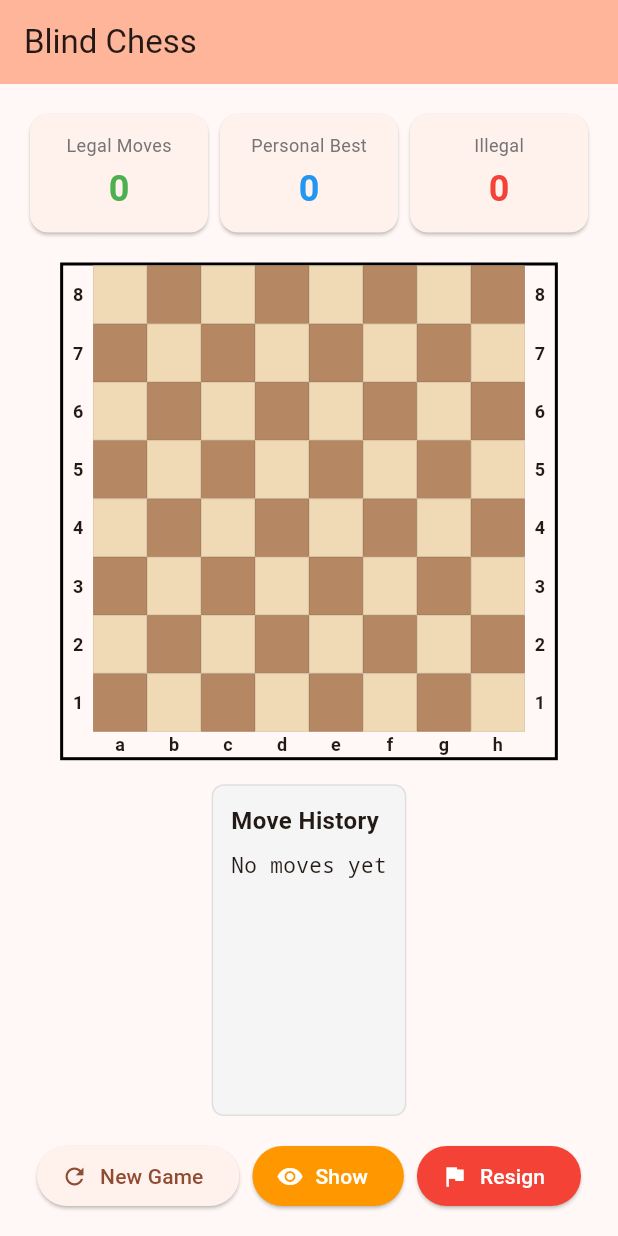
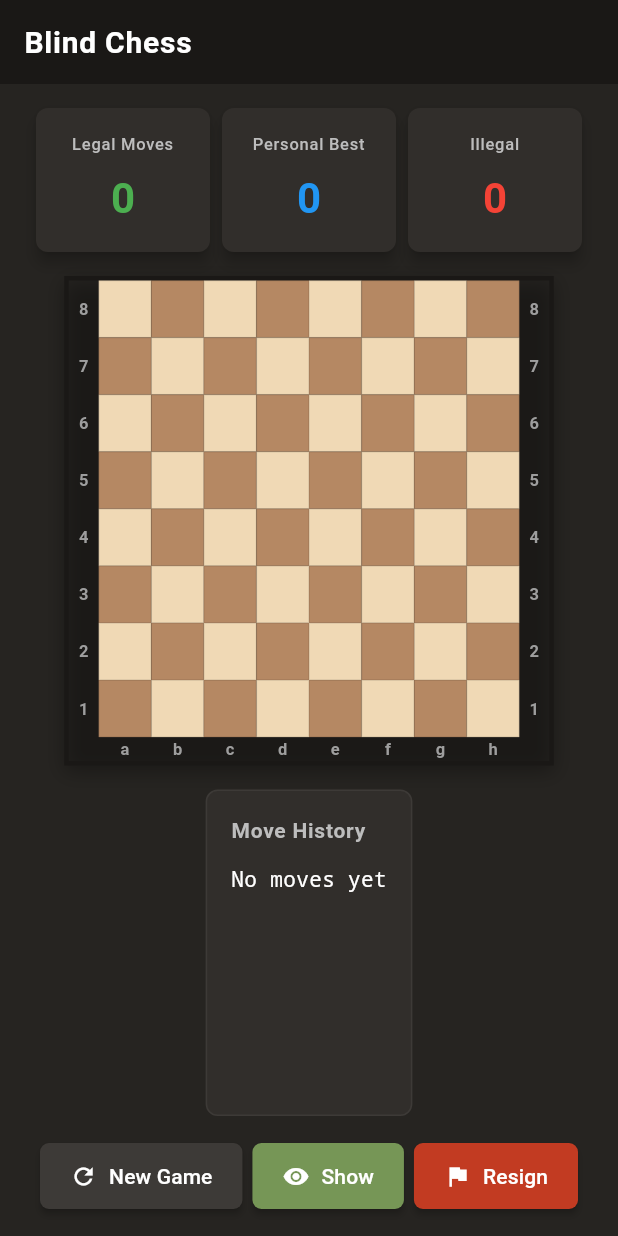
Before and after one commit to samuel-langarica/blind-chess, a Flutter app: the screen it shows after launch, on a phone screen of 412 x 824 dp. Run offline on Flutter 3.47's test engine with Material 3 defaults, Android fonts, the phone set to English and light mode, and no system bars; our stand-ins replace shared_preferences; missing offline and left inert: chess.

Commit message:
Add colors

```diff
--- a/app/lib/main.dart
+++ b/app/lib/main.dart
@@ -17,8 +17,41 @@ class BlindChessApp extends StatelessWidget {
       child: MaterialApp(
         title: 'Blind Chess',
         debugShowCheckedModeBanner: false,
-        theme: ThemeData(
-          colorScheme: ColorScheme.fromSeed(seedColor: Colors.brown),
+        theme: ThemeData.dark().copyWith(
+          scaffoldBackgroundColor: const Color(0xFF262421),
+          colorScheme: ColorScheme.dark(
+            primary: const Color(0xFF81b64c),
+            secondary: const Color(0xFF769656),
+            surface: const Color(0xFF312e2b),
+            background: const Color(0xFF262421),
+          ),
+          cardTheme: CardThemeData(
+            color: const Color(0xFF312e2b),
+            elevation: 4,
+            shape: RoundedRectangleBorder(
+              borderRadius: BorderRadius.circular(8),
+            ),
+          ),
+          elevatedButtonTheme: ElevatedButtonThemeData(
+            style: ElevatedButton.styleFrom(
+              elevation: 2,
+              padding: const EdgeInsets.symmetric(horizontal: 20, vertical: 12),
+              shape: RoundedRectangleBorder(
+                borderRadius: BorderRadius.circular(6),
+              ),
+            ),
+          ),
+          dialogTheme: DialogThemeData(
+            backgroundColor: const Color(0xFF312e2b),
+            shape: RoundedRectangleBorder(
+              borderRadius: BorderRadius.circular(12),
+            ),
+          ),
+          textButtonTheme: TextButtonThemeData(
+            style: TextButton.styleFrom(
+              foregroundColor: const Color(0xFF81b64c),
+            ),
+          ),
           useMaterial3: true,
         ),
         home: const GameScreen(),
--- a/app/lib/models/game_state.dart
+++ b/app/lib/models/game_state.dart
@@ -11,6 +11,8 @@ class GameState extends ChangeNotifier {
   bool _isPeeking = false;
   bool _isGameOver = false;
   String? _gameResult;
+  String? _lastMoveFrom;
+  String? _lastMoveTo;
 
   GameState() {
     _chess = chess_lib.Chess();
@@ -27,6 +29,8 @@ class GameState extends ChangeNotifier {
   bool get isGameOver => _isGameOver;
   String? get gameResult => _gameResult;
   bool get isWhiteTurn => _chess.turn == chess_lib.Color.WHITE;
+  String? get lastMoveFrom => _lastMoveFrom;
+  String? get lastMoveTo => _lastMoveTo;
 
   void setPersonalBest(int best) {
     _personalBest = best;
@@ -93,6 +97,10 @@ class GameState extends ChangeNotifier {
     if (sanNotation != null) {
       _moveHistory.add(sanNotation);
     }
+
+    // Track last move for highlighting
+    _lastMoveFrom = from;
+    _lastMoveTo = to;
     _selectedSquare = null;
 
     // Check for game over
@@ -141,6 +149,10 @@ class GameState extends ChangeNotifier {
         _moveHistory.add(sanNotation);
       }
 
+      // Track last move for highlighting
+      _lastMoveFrom = selectedMove['from'] as String?;
+      _lastMoveTo = selectedMove['to'] as String?;
+
       // Check for game over after AI move
       if (_chess.game_over) {
         _isGameOver = true;
@@ -171,6 +183,8 @@ class GameState extends ChangeNotifier {
     _isPeeking = false;
     _isGameOver = false;
     _gameResult = null;
+    _lastMoveFrom = null;
+    _lastMoveTo = null;
     notifyListeners();
   }
 
--- a/app/lib/screens/game_screen.dart
+++ b/app/lib/screens/game_screen.dart
@@ -127,8 +127,17 @@ class _GameScreenState extends State<GameScreen> {
   Widget build(BuildContext context) {
     return Scaffold(
       appBar: AppBar(
-        title: const Text('Blind Chess'),
-        backgroundColor: Theme.of(context).colorScheme.inversePrimary,
+        title: const Text(
+          'Blind Chess',
+          style: TextStyle(
+            fontSize: 20,
+            fontWeight: FontWeight.w600,
+            letterSpacing: 0.5,
+          ),
+        ),
+        backgroundColor: const Color(0xFF1a1816),
+        elevation: 0,
+        centerTitle: false,
       ),
       body: Consumer<GameState>(
         builder: (context, gameState, child) {
@@ -146,12 +155,12 @@ class _GameScreenState extends State<GameScreen> {
 
           return SafeArea(
             child: Padding(
-              padding: const EdgeInsets.all(16.0),
+              padding: const EdgeInsets.symmetric(horizontal: 20, vertical: 16),
               child: Column(
                 children: [
                   // Stats row
                   Row(
-                    mainAxisAlignment: MainAxisAlignment.spaceAround,
+                    mainAxisAlignment: MainAxisAlignment.center,
                     children: [
                       _buildStatCard(
                         'Legal Moves',
@@ -197,8 +206,12 @@ class _GameScreenState extends State<GameScreen> {
                     children: [
                       ElevatedButton.icon(
                         onPressed: gameState.isGameOver ? null : _showNewGameDialog,
-                        icon: const Icon(Icons.refresh),
+                        icon: const Icon(Icons.refresh, size: 18),
                         label: const Text('New Game'),
+                        style: ElevatedButton.styleFrom(
+                          backgroundColor: const Color(0xFF3d3a37),
+                          foregroundColor: Colors.white,
+                        ),
                       ),
                       ElevatedButton.icon(
                         onPressed: gameState.isGameOver
@@ -208,23 +221,24 @@ class _GameScreenState extends State<GameScreen> {
                           gameState.isPeeking
                               ? Icons.visibility_off
                               : Icons.visibility,
+                          size: 18,
                         ),
                         label: Text(
                           gameState.isPeeking ? 'Hide' : 'Show',
                         ),
                         style: ElevatedButton.styleFrom(
                           backgroundColor: gameState.isPeeking
-                              ? Colors.blue
-                              : Colors.orange,
+                              ? const Color(0xFF81b64c)
+                              : const Color(0xFF769656),
                           foregroundColor: Colors.white,
                         ),
                       ),
                       ElevatedButton.icon(
                         onPressed: gameState.isGameOver ? null : _showResignDialog,
-                        icon: const Icon(Icons.flag),
+                        icon: const Icon(Icons.flag, size: 18),
                         label: const Text('Resign'),
                         style: ElevatedButton.styleFrom(
-                          backgroundColor: Colors.red,
+                          backgroundColor: const Color(0xFFc23b22),
                           foregroundColor: Colors.white,
                         ),
                       ),
@@ -242,23 +256,27 @@ class _GameScreenState extends State<GameScreen> {
   Widget _buildStatCard(String label, String value, Color color) {
     return Expanded(
       child: Card(
+        margin: const EdgeInsets.symmetric(horizontal: 4),
         child: Padding(
-          padding: const EdgeInsets.all(12.0),
+          padding: const EdgeInsets.symmetric(vertical: 16, horizontal: 12),
           child: Column(
             mainAxisSize: MainAxisSize.min,
             children: [
               Text(
                 label,
                 style: TextStyle(
-                  fontSize: 12,
-                  color: Colors.grey[600],
+                  fontSize: 11,
+                  fontWeight: FontWeight.w500,
+                  color: Colors.grey[400],
+                  letterSpacing: 0.5,
                 ),
+                textAlign: TextAlign.center,
               ),
-              const SizedBox(height: 4),
+              const SizedBox(height: 8),
               Text(
                 value,
                 style: TextStyle(
-                  fontSize: 24,
+                  fontSize: 28,
                   fontWeight: FontWeight.bold,
                   color: color,
                 ),
--- a/app/lib/widgets/chess_board.dart
+++ b/app/lib/widgets/chess_board.dart
@@ -50,7 +50,14 @@ class ChessBoard extends StatelessWidget {
           aspectRatio: 1,
           child: Container(
             decoration: BoxDecoration(
-              border: Border.all(color: Colors.black, width: 2),
+              border: Border.all(color: const Color(0xFF1a1816), width: 3),
+              boxShadow: [
+                BoxShadow(
+                  color: Colors.black.withOpacity(0.3),
+                  blurRadius: 10,
+                  offset: const Offset(0, 4),
+                ),
+              ],
             ),
             child: Column(
               children: [
@@ -65,9 +72,10 @@ class ChessBoard extends StatelessWidget {
                           child: Center(
                             child: Text(
                               ranks[rankIndex],
-                              style: const TextStyle(
+                              style: TextStyle(
                                 fontWeight: FontWeight.bold,
-                                fontSize: 12,
+                                fontSize: 11,
+                                color: Colors.grey[500],
                               ),
                             ),
                           ),
@@ -88,9 +96,10 @@ class ChessBoard extends StatelessWidget {
                           child: Center(
                             child: Text(
                               ranks[rankIndex],
-                              style: const TextStyle(
+                              style: TextStyle(
                                 fontWeight: FontWeight.bold,
-                                fontSize: 12,
+                                fontSize: 11,
+                                color: Colors.grey[500],
                               ),
                             ),
                           ),
@@ -107,9 +116,10 @@ class ChessBoard extends StatelessWidget {
                         child: Center(
                           child: Text(
                             files[fileIndex],
-                            style: const TextStyle(
+                            style: TextStyle(
                               fontWeight: FontWeight.bold,
-                              fontSize: 12,
+                              fontSize: 11,
+                              color: Colors.grey[500],
                             ),
                           ),
                         ),
@@ -134,11 +144,15 @@ class ChessBoard extends StatelessWidget {
     final squareName = _getSquareName(fileIndex, rankIndex);
     final isLight = _isLightSquare(fileIndex, rankIndex);
     final isSelected = gameState.selectedSquare == squareName;
+    final isLastMoveSquare = squareName == gameState.lastMoveFrom ||
+                             squareName == gameState.lastMoveTo;
     final piece = gameState.chess.get(squareName);
 
     Color squareColor;
     if (isSelected) {
       squareColor = selectedSquareColor;
+    } else if (isLastMoveSquare) {
+      squareColor = lastMoveColor;
     } else if (isLight) {
       squareColor = lightSquareColor;
     } else {
--- a/app/lib/widgets/move_history.dart
+++ b/app/lib/widgets/move_history.dart
@@ -30,22 +30,24 @@ class MoveHistory extends StatelessWidget {
       builder: (context, gameState, child) {
         return Container(
           decoration: BoxDecoration(
-            color: Colors.grey[100],
+            color: const Color(0xFF312e2b),
             borderRadius: BorderRadius.circular(8),
-            border: Border.all(color: Colors.grey[300]!),
+            border: Border.all(color: const Color(0xFF3d3a37), width: 1),
           ),
-          padding: const EdgeInsets.all(12),
+          padding: const EdgeInsets.all(16),
           child: Column(
             crossAxisAlignment: CrossAxisAlignment.start,
             children: [
-              const Text(
+              Text(
                 'Move History',
                 style: TextStyle(
-                  fontSize: 16,
-                  fontWeight: FontWeight.bold,
+                  fontSize: 14,
+                  fontWeight: FontWeight.w600,
+                  color: Colors.grey[400],
+                  letterSpacing: 0.5,
                 ),
               ),
-              const SizedBox(height: 8),
+              const SizedBox(height: 12),
               Expanded(
                 child: SingleChildScrollView(
                   child: Text(
@@ -53,6 +55,8 @@ class MoveHistory extends StatelessWidget {
                     style: const TextStyle(
                       fontFamily: 'monospace',
                       fontSize: 14,
+                      color: Colors.white,
+                      height: 1.6,
                     ),
                   ),
                 ),
```
